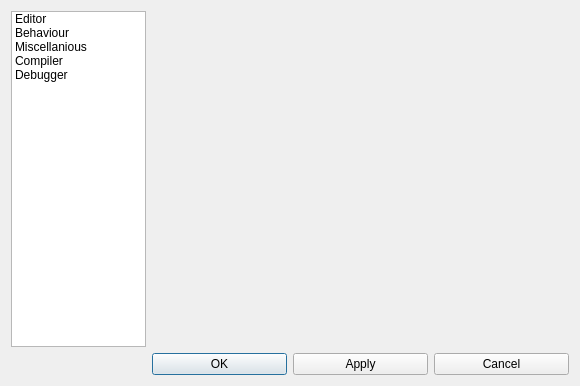
qreal/qreal, file qrgui/mainwindow/preferencesDialog.ui: the form before one commit.
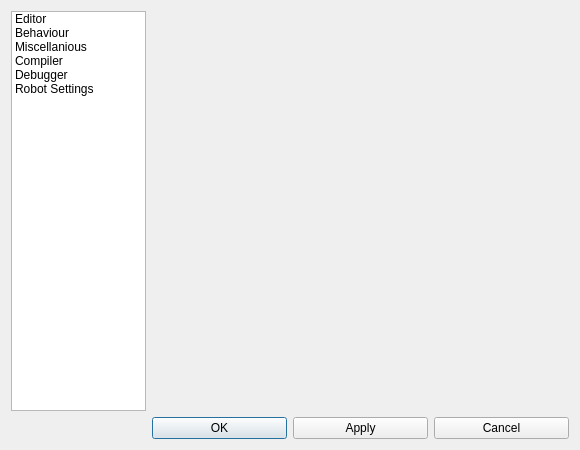
The form after the commit. Icons and pictures are not drawn.

Commit message: Moved Robots settings to the preferences dialog

Patch:
```diff
--- a/qrgui/mainwindow/preferencesDialog.ui
+++ b/qrgui/mainwindow/preferencesDialog.ui
@@ -7,9 +7,15 @@
     <x>0</x>
     <y>0</y>
     <width>580</width>
-    <height>386</height>
+    <height>450</height>
    </rect>
   </property>
+  <property name="sizePolicy">
+   <sizepolicy hsizetype="Preferred" vsizetype="Minimum">
+    <horstretch>0</horstretch>
+    <verstretch>0</verstretch>
+   </sizepolicy>
+  </property>
   <property name="minimumSize">
    <size>
     <width>350</width>
@@ -119,10 +125,26 @@
         <normaloff>:/icons/preferences/bug.png</normaloff>:/icons/preferences/bug.png</iconset>
       </property>
      </item>
+     <item>
+      <property name="text">
+       <string>Robot Settings</string>
+      </property>
+      <property name="icon">
+       <iconset resource="../qrgui.qrc">
+        <normaloff>:/icons/preferences/robot.png</normaloff>:/icons/preferences/robot.png</iconset>
+      </property>
+     </item>
     </widget>
    </item>
    <item row="0" column="1" colspan="3">
-    <widget class="QWidget" name="pageContentWigdet" native="true"/>
+    <widget class="QWidget" name="pageContentWigdet" native="true">
+     <property name="sizePolicy">
+      <sizepolicy hsizetype="Preferred" vsizetype="Minimum">
+       <horstretch>0</horstretch>
+       <verstretch>0</verstretch>
+      </sizepolicy>
+     </property>
+    </widget>
    </item>
   </layout>
  </widget>
```
The commit also changes 18 other files.
